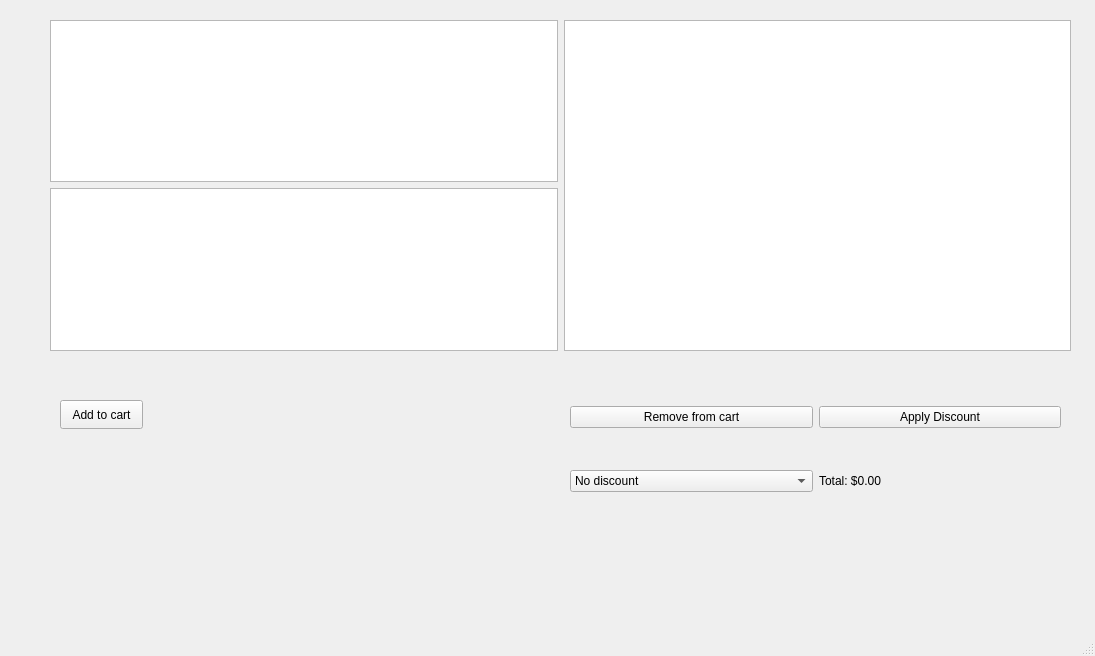
This is gui/mainwindow.ui in semayilmazs/OOP_Group10 as Qt 5 draws it before an edit. The edited form follows.
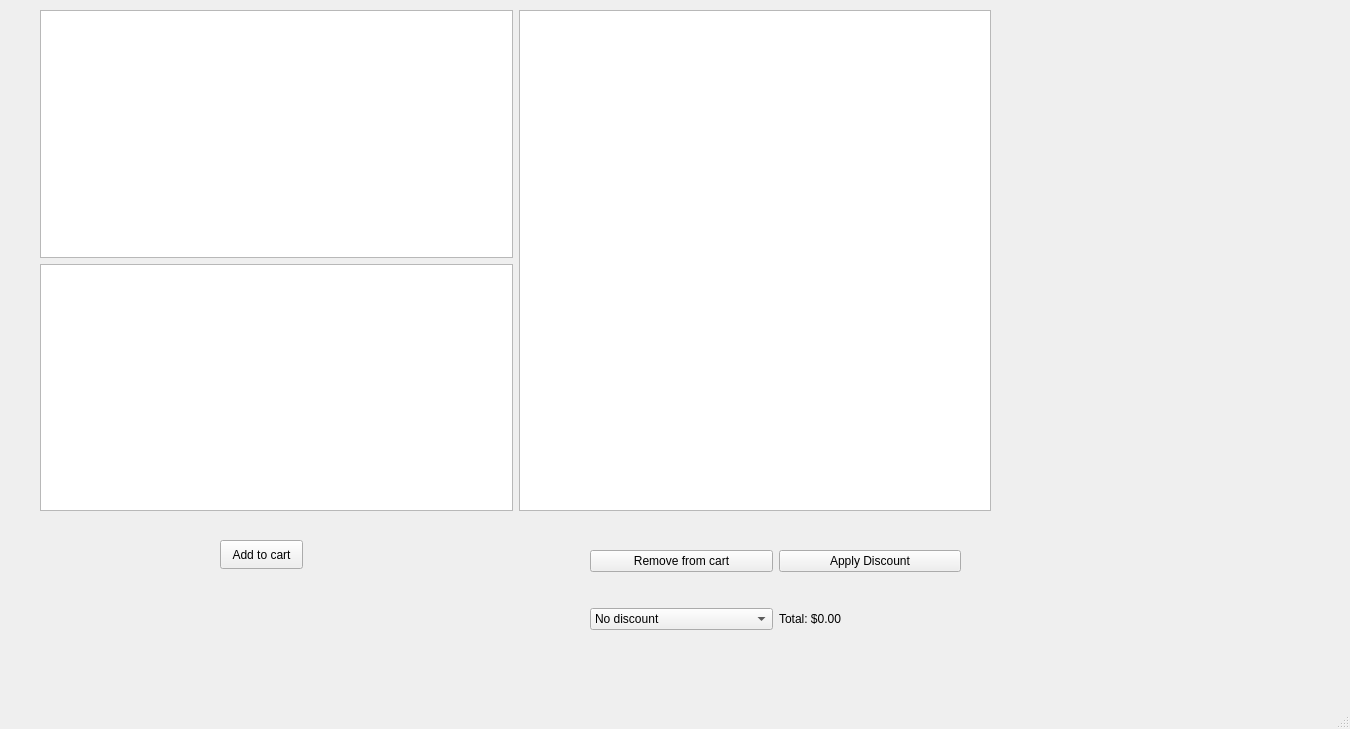
This is the edited form.

Patch:
```diff
--- a/gui/mainwindow.ui
+++ b/gui/mainwindow.ui
@@ -6,8 +6,8 @@
    <rect>
     <x>0</x>
     <y>0</y>
-    <width>1095</width>
-    <height>656</height>
+    <width>1350</width>
+    <height>729</height>
    </rect>
   </property>
   <property name="windowTitle">
@@ -17,8 +17,8 @@
    <widget class="QPushButton" name="addButton">
     <property name="geometry">
      <rect>
-      <x>60</x>
-      <y>400</y>
+      <x>220</x>
+      <y>540</y>
       <width>83</width>
       <height>29</height>
      </rect>
@@ -30,14 +30,14 @@
    <widget class="QWidget" name="gridLayoutWidget">
     <property name="geometry">
      <rect>
-      <x>570</x>
-      <y>370</y>
-      <width>491</width>
-      <height>158</height>
+      <x>590</x>
+      <y>520</y>
+      <width>371</width>
+      <height>141</height>
      </rect>
     </property>
     <layout class="QGridLayout" name="gridLayout">
-     <item row="1" column="0">
+     <item row="2" column="0">
       <widget class="QComboBox" name="discountComboBox">
        <property name="currentText">
         <string>No discount</string>
@@ -54,20 +54,6 @@
        </item>
       </widget>
      </item>
-     <item row="0" column="0">
-      <widget class="QPushButton" name="removeButton">
-       <property name="text">
-        <string>Remove from cart</string>
-       </property>
-      </widget>
-     </item>
-     <item row="1" column="1">
-      <widget class="QLabel" name="totalLabel">
-       <property name="text">
-        <string>Total: $0.00</string>
-       </property>
-      </widget>
-     </item>
      <item row="0" column="1">
       <widget class="QPushButton" name="applyDiscountButton">
        <property name="text">
@@ -75,15 +61,29 @@
        </property>
       </widget>
      </item>
+     <item row="2" column="1">
+      <widget class="QLabel" name="totalLabel">
+       <property name="text">
+        <string>Total: $0.00</string>
+       </property>
+      </widget>
+     </item>
+     <item row="0" column="0">
+      <widget class="QPushButton" name="removeButton">
+       <property name="text">
+        <string>Remove from cart</string>
+       </property>
+      </widget>
+     </item>
     </layout>
    </widget>
    <widget class="QWidget" name="gridLayoutWidget_2">
     <property name="geometry">
      <rect>
-      <x>50</x>
-      <y>20</y>
-      <width>1021</width>
-      <height>331</height>
+      <x>40</x>
+      <y>10</y>
+      <width>951</width>
+      <height>501</height>
      </rect>
     </property>
     <layout class="QGridLayout" name="gridLayout_2">
@@ -97,7 +97,10 @@
        </property>
       </widget>
      </item>
-     <item row="0" column="2" rowspan="2">
+     <item row="1" column="0">
+      <widget class="QTextEdit" name="productDetailsTextEdit"/>
+     </item>
+     <item row="0" column="1" rowspan="2">
       <widget class="QListWidget" name="cartListWidget"/>
      </item>
     </layout>
```
Left out of the diff: 9 changed lines with no effect on the pictures.
